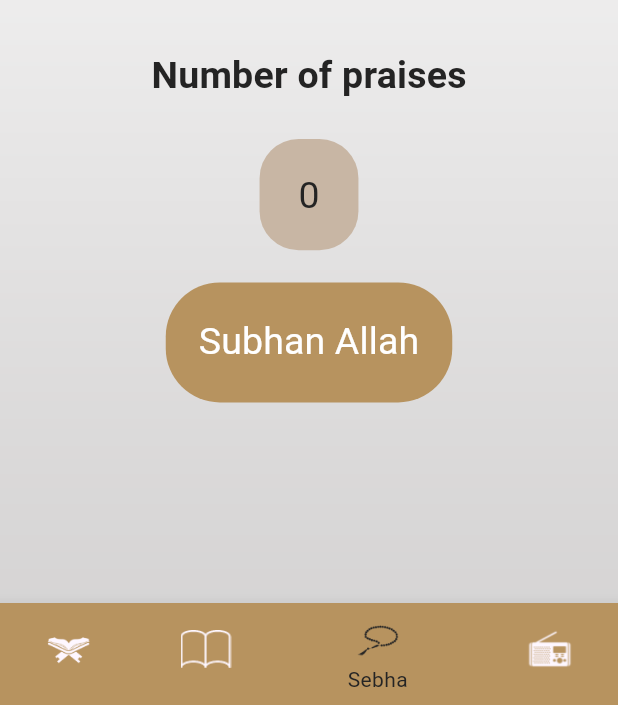
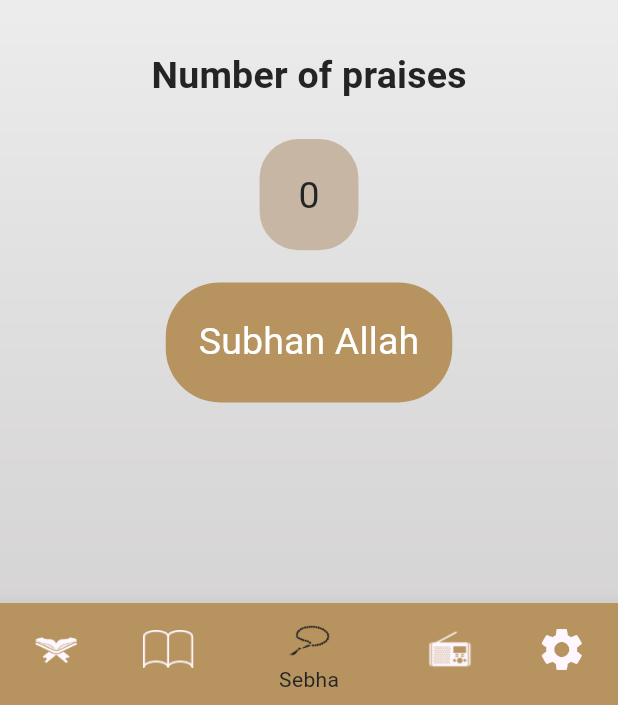
Before and after one commit to youssefmohamed192/islamic_app, a Flutter app: the screen it shows after launch, item 3 of the bottom bar chosen, on a phone screen of 412 x 824 dp, the part 531-1236 px from its top. Run offline on Flutter 3.47's test engine with Material 3 defaults, Android fonts, the phone set to English and light mode, and no system bars; generated files the repository leaves out were written again.

Commit message:
Finished Localization.

```diff
--- /dev/null
+++ b/l10n.yaml
@@ -0,0 +1,3 @@
+arb-dir: lib/l10n
+template-arb-file: app_en.arb
+output-localization-file: app_localizations.dart
--- a/lib/main.dart
+++ b/lib/main.dart
@@ -1,19 +1,34 @@
 import 'package:flutter/material.dart';
+import 'package:flutter_localizations/flutter_localizations.dart';
+import 'package:islamic_app/providers/settings_provider.dart';
 import 'package:islamic_app/ui/screens/details_screen/details_screen.dart';
 import 'package:islamic_app/ui/screens/home/home_screen.dart';
 import 'package:islamic_app/utils/app_theme.dart';
+import 'package:flutter_gen/gen_l10n/app_localizations.dart';
+import 'package:provider/provider.dart';
 
 void main() {
-  runApp(const MyApp());
+  runApp( ChangeNotifierProvider(
+      create: (context) => SettingsProvider(),
+      child: MyApp()));
 }
 
 class MyApp extends StatelessWidget {
-  const MyApp({super.key});
+  late SettingsProvider provider;
 
   // This widget is the root of your application.
   @override
   Widget build(BuildContext context) {
+    provider = Provider.of(context);
     return MaterialApp(
+      localizationsDelegates: const [
+        GlobalMaterialLocalizations.delegate,
+        GlobalWidgetsLocalizations.delegate,
+        GlobalCupertinoLocalizations.delegate,
+        AppLocalizations.delegate,
+      ],
+      supportedLocales: [Locale("en"), Locale("ar")],
+      locale: Locale(provider.curLocale),
       theme: AppTheme.lightTheme,
       routes: {
         HomeScreen.routeName : (_) => HomeScreen(),
--- /dev/null
+++ b/lib/providers/settings_provider.dart
@@ -0,0 +1,10 @@
+import 'package:flutter/material.dart';
+
+class SettingsProvider extends ChangeNotifier{
+  String curLocale = "en";
+
+  void setCurLocale(String newLocale){
+    curLocale = newLocale;
+    notifyListeners();
+  }
+}
--- a/lib/ui/screens/home/home_screen.dart
+++ b/lib/ui/screens/home/home_screen.dart
@@ -3,8 +3,10 @@ import 'package:islamic_app/ui/screens/home/tabs/ahadeth_tab/ahadeth_tab.dart';
 import 'package:islamic_app/ui/screens/home/tabs/quran_tab/quran_tab.dart';
 import 'package:islamic_app/ui/screens/home/tabs/radio_tab/radio_tab.dart';
 import 'package:islamic_app/ui/screens/home/tabs/sebha_tab/sebha_tab.dart';
+import 'package:islamic_app/ui/screens/home/tabs/settings_tab/settings_tab.dart';
 import 'package:islamic_app/utils/app_assets.dart';
 import 'package:islamic_app/utils/app_colors.dart';
+import 'package:flutter_gen/gen_l10n/app_localizations.dart';
 
 class HomeScreen extends StatefulWidget {
   static const String routeName = "home";
@@ -22,7 +24,8 @@ class _HomeScreenState extends State<HomeScreen> {
     QuranTab(),
     AhadethTab(),
     SebhaTab(),
-    RadioTab()
+    RadioTab(),
+    SettingsTab()
   ];
 
   @override
@@ -33,7 +36,7 @@ class _HomeScreenState extends State<HomeScreen> {
                 fit: BoxFit.fill,
                 image: AssetImage(AppAssets.backgroundImage))),
         child: Scaffold(
-          appBar: AppBar(title: const Text("Islami")),
+          appBar: AppBar(title:  Text(AppLocalizations.of(context)!.islami)),
           bottomNavigationBar: buildBottomNavBar(),
           body: tabs[currentIndex],
         ));
@@ -49,19 +52,22 @@ class _HomeScreenState extends State<HomeScreen> {
           },
           selectedItemColor: AppColors.accent,
           iconSize: 34,
-          items: const [
+          items:  [
             BottomNavigationBarItem(
                 icon: ImageIcon(AssetImage(AppAssets.iconQuran)),
-                label: "Quran"),
+                label: AppLocalizations.of(context)!.quran),
             BottomNavigationBarItem(
                 icon: ImageIcon(AssetImage(AppAssets.iconHadeth)),
-                label: "Ahadeth"),
+                label: AppLocalizations.of(context)!.ahadith),
             BottomNavigationBarItem(
                 icon: ImageIcon(AssetImage(AppAssets.iconSebha)),
-                label: "Sebha"),
+                label: AppLocalizations.of(context)!.sebha),
             BottomNavigationBarItem(
                 icon: ImageIcon(AssetImage(AppAssets.iconRadio)),
-                label: "Radio")
+                label: AppLocalizations.of(context)!.radio),
+            BottomNavigationBarItem(
+                icon: Icon(Icons.settings),
+                label: AppLocalizations.of(context)!.settings)
           ],
         ),
       );
--- a/lib/ui/screens/home/tabs/ahadeth_tab/ahadeth_tab.dart
+++ b/lib/ui/screens/home/tabs/ahadeth_tab/ahadeth_tab.dart
@@ -2,7 +2,7 @@ import 'package:flutter/material.dart';
 import 'package:islamic_app/model/details_screen_args.dart';
 import 'package:islamic_app/ui/screens/details_screen/details_screen.dart';
 import 'package:islamic_app/utils/app_assets.dart';
-import 'package:islamic_app/utils/constants.dart';
+import 'package:flutter_gen/gen_l10n/app_localizations.dart';
 
 class AhadethTab extends StatelessWidget {
 
@@ -17,7 +17,7 @@ class AhadethTab extends StatelessWidget {
       children: [
         Expanded(flex: 3, child: Image.asset(AppAssets.hadethLogo)),
         const Divider(),
-        Text("Hadeth Name",
+        Text(AppLocalizations.of(context)!.hadithName,
             textAlign: TextAlign.center,
             style: Theme.of(context).textTheme.titleMedium),
         const Divider(),
--- a/lib/ui/screens/home/tabs/quran_tab/quran_tab.dart
+++ b/lib/ui/screens/home/tabs/quran_tab/quran_tab.dart
@@ -3,6 +3,7 @@ import 'package:islamic_app/model/details_screen_args.dart';
 import 'package:islamic_app/ui/screens/details_screen/details_screen.dart';
 import 'package:islamic_app/utils/app_assets.dart';
 import 'package:islamic_app/utils/constants.dart';
+import 'package:flutter_gen/gen_l10n/app_localizations.dart';
 
 class QuranTab extends StatelessWidget {
   const QuranTab({super.key});
@@ -14,7 +15,7 @@ class QuranTab extends StatelessWidget {
       children: [
         Expanded(flex: 3, child: Image.asset(AppAssets.quranLogo)),
         const Divider(),
-        Text("Sura Name",
+        Text(AppLocalizations.of(context)!.suraName,
             textAlign: TextAlign.center,
             style: Theme.of(context).textTheme.titleMedium),
         const Divider(),
--- a/lib/ui/screens/home/tabs/sebha_tab/sebha_tab.dart
+++ b/lib/ui/screens/home/tabs/sebha_tab/sebha_tab.dart
@@ -1,6 +1,9 @@
 import 'package:flutter/material.dart';
+import 'package:islamic_app/providers/settings_provider.dart';
 import 'package:islamic_app/utils/app_assets.dart';
 import 'package:islamic_app/utils/app_colors.dart';
+import 'package:flutter_gen/gen_l10n/app_localizations.dart';
+import 'package:provider/provider.dart';
 
 class SebhaTab extends StatefulWidget {
   @override
@@ -11,11 +14,18 @@ class _SebhaTabState extends State<SebhaTab> {
   double angle = 0;
   int counter = 0;
   int curIndex = 0;
-  List<String> azkar = ["Subhan Allah", "Allahu akbar", "Alhamdulillah"];
+  late SettingsProvider provider;
 
   @override
   Widget build(BuildContext context) {
+    provider = Provider.of(context);
+    List<String> azkar = [
+      AppLocalizations.of(context)!.subhanAllah,
+      AppLocalizations.of(context)!.allahuAkbar,
+      AppLocalizations.of(context)!.alhamdulillah
+    ];
     var size = MediaQuery.of(context).size;
+
     return Scaffold(
       body: Container(
         width: size.width,
@@ -44,7 +54,9 @@ class _SebhaTabState extends State<SebhaTab> {
                       ),
                     )),
                 Container(
-                  margin: EdgeInsets.only(left: size.width * .24),
+                  margin: provider.curLocale == "en"
+                      ? EdgeInsets.only(left: size.width * .24)
+                      : EdgeInsets.only(right: size.width * .09),
                   child: Image.asset(
                     AppAssets.sebhaHead,
                     height: size.height * .12,
@@ -56,7 +68,7 @@ class _SebhaTabState extends State<SebhaTab> {
               height: size.height * .04,
             ),
             Text(
-              "Number of praises",
+              AppLocalizations.of(context)!.numberOfPraises,
               style: Theme.of(context).textTheme.titleMedium,
             ),
             SizedBox(
--- a/pubspec.yaml
+++ b/pubspec.yaml
@@ -32,6 +32,10 @@ dependencies:
     sdk: flutter
   provider: ^6.1.1
 
+  flutter_localizations:
+    sdk: flutter
+  intl: any
+
 
   # The following adds the Cupertino Icons font to your application.
   # Use with the CupertinoIcons class for iOS style icons.
@@ -65,6 +69,7 @@ flutter:
      - assets/files/quran/
      - assets/files/ahadeth/
 
+  generate: true
   # An image asset can refer to one or more resolution-specific "variants", see
   # https://flutter.dev/assets-and-images/#resolution-aware
 
```
Also changed, not shown: lib/l10n/app_ar.arb (added, +16 -0 lines), lib/l10n/app_en.arb (added, +16 -0 lines), lib/ui/screens/home/tabs/settings_tab/settings_tab.dart (added, +74 -0 lines), pubspec.lock.
